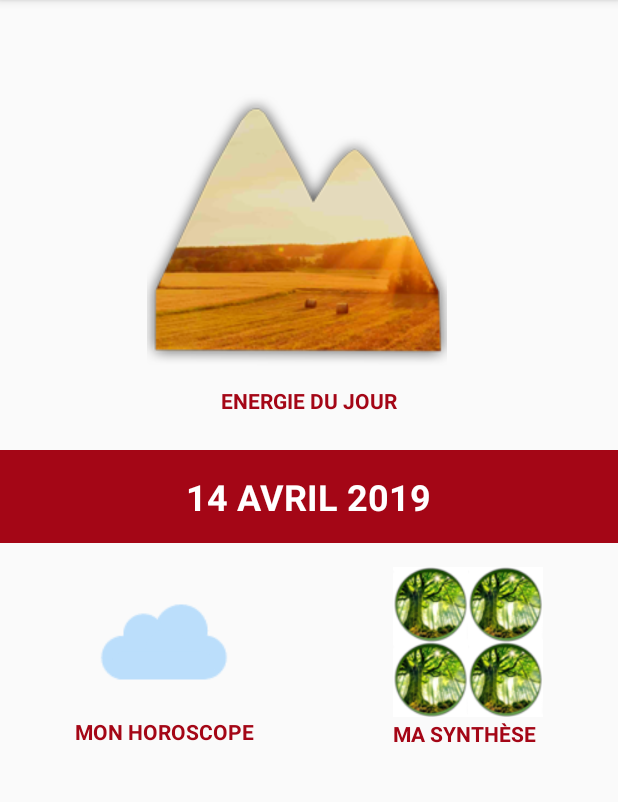
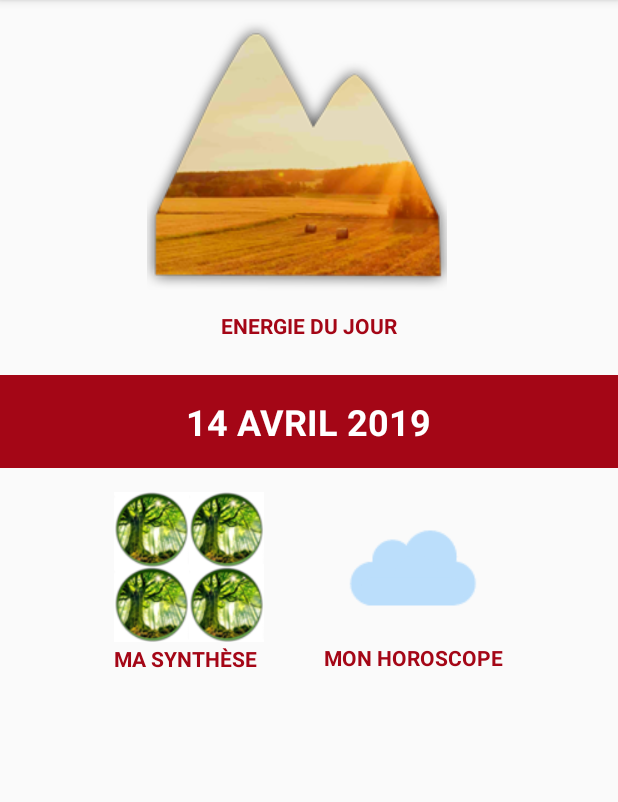
Before and after one commit to fibreariane/BIORYTHME, an Android app: the fragment AccueilFragment shown on its own in the app's theme, on a phone screen of 412 x 824 dp, the part 84-886 px from its top. Run offline under Robolectric (Android 15) with nearby library versions, the light colour scheme and no system bars; 3 statements that could not run were skipped.

Commit message:
Fix Problème scroll fragment

```diff
--- a/app/src/main/res/layout/activity_view_biorythme.xml
+++ b/app/src/main/res/layout/activity_view_biorythme.xml
@@ -17,7 +17,7 @@
         android:layout_height="wrap_content"
         android:gravity="center"
         android:orientation="vertical"
-        android:paddingBottom="60dp">
+        android:paddingBottom="90dp">
 
         <TextView
             android:id="@+id/text_view_binome_type"
--- a/app/src/main/res/layout/fragment_accueil.xml
+++ b/app/src/main/res/layout/fragment_accueil.xml
@@ -8,10 +8,11 @@
     android:scrollbars="vertical"
     tools:context="com.fibredariane.horoscope.chinois.biorythmeETRES.Activities.AccueilFragment">
 
-    <android.support.constraint.ConstraintLayout
+    <LinearLayout
         android:layout_width="match_parent"
         android:layout_height="match_parent"
-        android:layout_marginTop="50dp">
+        android:orientation="vertical"
+        android:paddingBottom="90dp">
 
         <LinearLayout
             android:id="@+id/layout_energie"
@@ -48,15 +49,12 @@
 
         <LinearLayout
             android:id="@+id/layout_day"
-            android:layout_width="0dp"
+            android:layout_width="match_parent"
             android:layout_height="62dp"
             android:layout_marginTop="16dp"
             android:background="@color/colorPrimaryDark"
             android:gravity="center"
-            android:orientation="vertical"
-            app:layout_constraintEnd_toEndOf="parent"
-            app:layout_constraintStart_toStartOf="parent"
-            app:layout_constraintTop_toBottomOf="@+id/layout_energie">
+            android:orientation="vertical">
 
             <TextView
                 android:id="@+id/text_view_day"
@@ -70,22 +68,22 @@
                 android:textAppearance="?android:attr/textAppearanceLarge"
                 android:textColor="@color/colorWhite"
                 android:textSize="24sp"
-                android:textStyle="bold"
-                app:layout_constraintEnd_toEndOf="parent"
-                app:layout_constraintHorizontal_bias="1.0"
-                app:layout_constraintStart_toStartOf="parent"
-                app:layout_constraintTop_toBottomOf="@+id/textView" />
+                android:textStyle="bold" />
         </LinearLayout>
+
+        <LinearLayout
+            android:layout_width="match_parent"
+            android:layout_height="wrap_content"
+            android:orientation="horizontal"
+            android:layout_marginTop="@dimen/activity_horizontal_margin"
+            android:gravity="center"
+            android:paddingBottom="30dp">
 
             <LinearLayout
                 android:id="@+id/layout_synthese"
                 android:layout_width="wrap_content"
                 android:layout_height="wrap_content"
-            android:layout_marginTop="16dp"
-            android:layout_marginEnd="50dp"
-            android:orientation="vertical"
-            app:layout_constraintEnd_toEndOf="parent"
-            app:layout_constraintTop_toBottomOf="@+id/layout_day">
+                android:orientation="vertical">
 
                 <android.support.constraint.ConstraintLayout
                     android:layout_width="100dp"
@@ -139,45 +137,34 @@
                     android:textAppearance="?android:attr/textAppearanceLarge"
                     android:textColor="@color/colorPrimary"
                     android:textSize="14sp"
-                android:textStyle="normal|bold"
-                app:layout_constraintBottom_toBottomOf="parent"
-                app:layout_constraintEnd_toEndOf="parent"
-                app:layout_constraintTop_toBottomOf="@+id/layout_synthese" />
+                    android:textStyle="normal|bold"/>
             </LinearLayout>
 
             <LinearLayout
                 android:id="@+id/layout_horoscope"
                 android:layout_width="wrap_content"
                 android:layout_height="wrap_content"
-            android:layout_marginStart="50dp"
-            android:layout_marginTop="16dp"
                 android:orientation="vertical"
-            app:layout_constraintStart_toStartOf="parent"
-            app:layout_constraintTop_toBottomOf="@+id/layout_day">
+                android:layout_marginLeft="40dp">
 
                 <ImageView
                     android:id="@+id/image_view_meteo_day"
                     android:layout_width="wrap_content"
                     android:layout_height="wrap_content"
                     android:layout_gravity="center"
-                android:src="@drawable/meteo_cc_accueil"
-                tools:layout_editor_absoluteX="64dp"
-                tools:layout_editor_absoluteY="296dp" />
+                    android:src="@drawable/meteo_cc_accueil" />
 
                 <TextView
                     android:layout_width="wrap_content"
                     android:layout_height="wrap_content"
                     android:layout_gravity="center"
                     android:text="Mon Horoscope"
-                android:textAlignment="viewStart"
                     android:textAllCaps="true"
                     android:textAppearance="?android:attr/textAppearanceLarge"
                     android:textColor="@color/colorPrimary"
                     android:textSize="14sp"
-                android:textStyle="normal|bold"
-                app:layout_constraintStart_toStartOf="parent"
-                app:layout_constraintTop_toBottomOf="@+id/image_view_meteo_day" />
+                    android:textStyle="normal|bold" />
             </LinearLayout>
-
-    </android.support.constraint.ConstraintLayout>
+        </LinearLayout>
+    </LinearLayout>
 </ScrollView>
--- a/app/src/main/res/layout/fragment_view_synthese.xml
+++ b/app/src/main/res/layout/fragment_view_synthese.xml
@@ -16,7 +16,7 @@
         android:layout_height="match_parent"
         android:gravity="center"
         android:orientation="vertical"
-        android:paddingBottom="60dp">
+        android:paddingBottom="90dp">
 
         <LinearLayout
             android:id="@+id/linear_layout_synthese_type"
@@ -29,10 +29,12 @@
                 android:id="@+id/text_view_synthese_type"
                 android:layout_width="wrap_content"
                 android:layout_height="wrap_content"
+                android:gravity="center"
                 android:text="SYNTHESE DU 09 DECEMBRE 1989"
                 android:textAppearance="?android:attr/textAppearanceLarge"
                 android:textColor="@color/colorPrimary"
-                android:textStyle="bold" />
+                android:textStyle="bold"
+                android:padding="@dimen/activity_horizontal_margin"/>
 
             <ImageView
                 android:id="@+id/image_view_switch_biorythme"
```
Also changed, not shown: app/src/main/res/layout/fragment_parameter.xml (+40 -43 lines), app/src/main/res/layout/fragment_view_binome.xml (+18 -21 lines), app/src/main/res/layout/fragment_view_horoscope.xml (+6 -11 lines), app/src/main/res/layout/fragment_view_synthese_detaille.xml (+9 -14 lines). Lines whose indentation alone changed are shown as unchanged.
